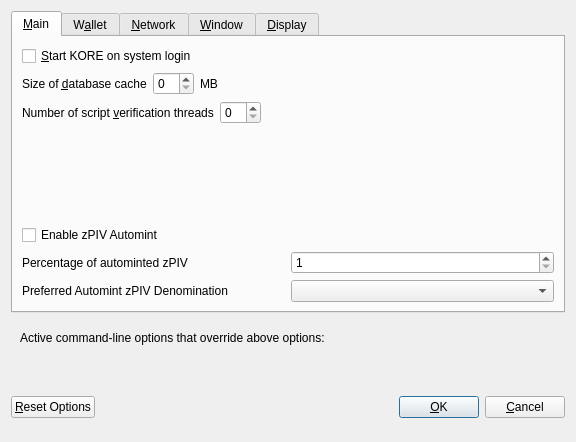
Above: src/qt/forms/optionsdialog.ui from mammix2/kore-mammix2 before the change. Below: the same form after it.
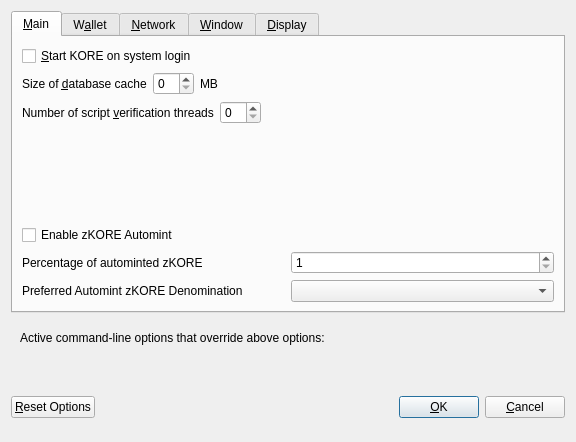
That is the form after the change. Custom widgets are drawn as their Qt base class.

Commit message: kore name and file references

What changed in the file:
```diff
--- a/src/qt/forms/optionsdialog.ui
+++ b/src/qt/forms/optionsdialog.ui
@@ -139,7 +139,7 @@
           <enum>Qt::LeftToRight</enum>
          </property>
          <property name="text">
-          <string>Enable zPIV Automint</string>
+          <string>Enable zKORE Automint</string>
          </property>
         </widget>
        </item>
@@ -151,7 +151,7 @@
             <string>Percentage of incoming PIV which get automatically converted to zPIV via Zerocoin Protocol (min: 10%)</string>
            </property>
            <property name="text">
-            <string>Percentage of autominted zPIV</string>
+            <string>Percentage of autominted zKORE</string>
            </property>
           </widget>
          </item>
@@ -184,7 +184,7 @@
             <string>Wait with automatic conversion to Zerocoin until enough PIV for this denomination is available</string>
            </property>
            <property name="text">
-            <string>Preferred Automint zPIV Denomination</string>
+            <string>Preferred Automint zKORE Denomination</string>
            </property>
           </widget>
          </item>
```
Left out of the diff: 8 changed lines with no effect on the pictures. The commit also changes 118 other files.
